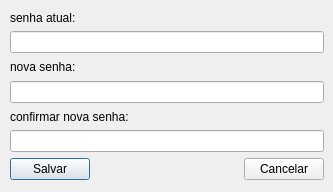
arianeam/prog.OOC-, file TrabalhoFinalQT/alterarsenha.ui: the form before one commit.
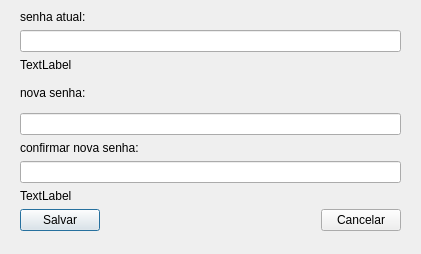
The form after the commit.

Patch:
```diff
--- a/TrabalhoFinalQT/alterarsenha.ui
+++ b/TrabalhoFinalQT/alterarsenha.ui
@@ -6,8 +6,8 @@
    <rect>
     <x>0</x>
     <y>0</y>
-    <width>333</width>
-    <height>192</height>
+    <width>421</width>
+    <height>254</height>
    </rect>
   </property>
   <property name="windowTitle">
@@ -16,10 +16,10 @@
   <widget class="QWidget" name="">
    <property name="geometry">
     <rect>
-     <x>10</x>
+     <x>20</x>
      <y>10</y>
-     <width>314</width>
-     <height>170</height>
+     <width>381</width>
+     <height>221</height>
     </rect>
    </property>
    <layout class="QVBoxLayout" name="verticalLayout_5">
@@ -37,6 +37,13 @@
         <item>
          <widget class="QLineEdit" name="senhaAtuallineEdit"/>
         </item>
+        <item>
+         <widget class="QLabel" name="avisolabel">
+          <property name="text">
+           <string>TextLabel</string>
+          </property>
+         </widget>
+        </item>
        </layout>
       </item>
       <item>
@@ -65,6 +72,13 @@
         <item>
          <widget class="QLineEdit" name="confirmarlineEdit"/>
         </item>
+        <item>
+         <widget class="QLabel" name="avisolabel_2">
+          <property name="text">
+           <string>TextLabel</string>
+          </property>
+         </widget>
+        </item>
        </layout>
       </item>
      </layout>
```
Left out of the diff: 2 changed lines with no effect on the pictures.
